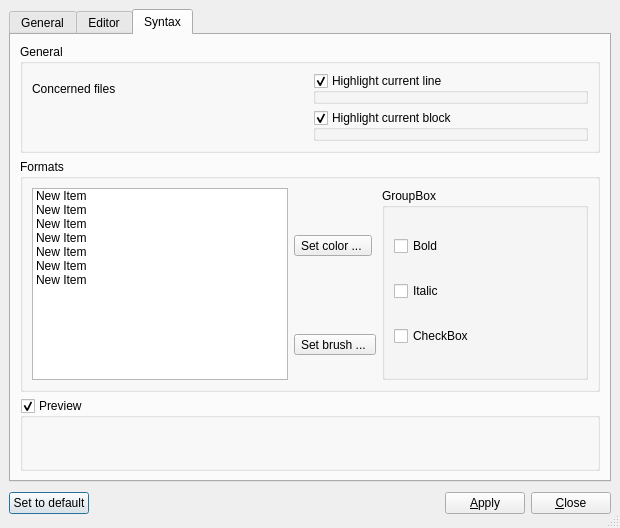
Qt form trunk/src/ui/configdialog.ui (BackupTheBerlios/devqt-svn) before a commit.
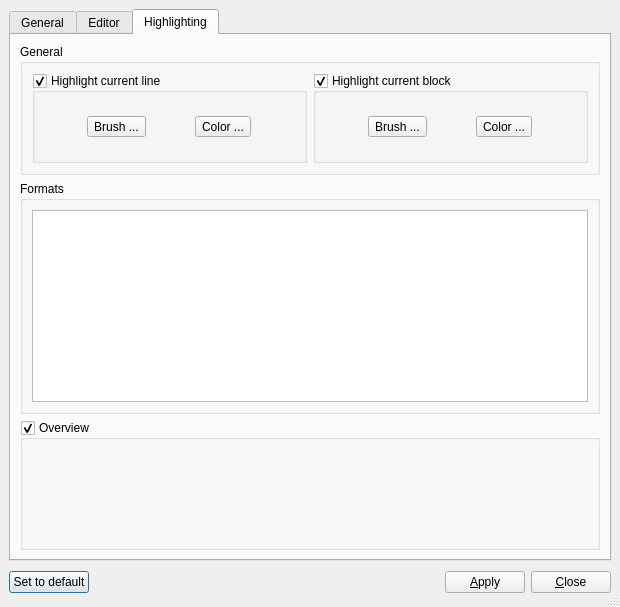
The same form after that commit. The open tabs and pages were chosen to show the change. Icons and pictures are not drawn.

Patch:
```diff
--- a/trunk/src/ui/configdialog.ui
+++ b/trunk/src/ui/configdialog.ui
@@ -9,7 +9,7 @@
     <x>0</x>
     <y>0</y>
     <width>620</width>
-    <height>528</height>
+    <height>607</height>
    </rect>
   </property>
   <property name="windowTitle" >
@@ -520,7 +520,7 @@
      </widget>
      <widget class="QWidget" name="tabSyntax" >
       <attribute name="title" >
-       <string>Syntax</string>
+       <string>Highlighting</string>
       </attribute>
       <layout class="QVBoxLayout" >
        <property name="margin" >
@@ -541,14 +541,7 @@
           <property name="spacing" >
            <number>6</number>
           </property>
-          <item row="0" column="0" >
-           <widget class="QLabel" name="label_6" >
-            <property name="text" >
-             <string>Concerned files</string>
-            </property>
-           </widget>
-          </item>
-          <item row="0" column="1" >
+          <item rowspan="2" row="0" column="0" >
            <widget class="QGroupBox" name="cbLine" >
             <property name="title" >
              <string>Highlight current line</string>
@@ -559,9 +552,31 @@
             <property name="checked" >
              <bool>true</bool>
             </property>
+            <layout class="QGridLayout" >
+             <property name="margin" >
+              <number>9</number>
+             </property>
+             <property name="spacing" >
+              <number>6</number>
+             </property>
+             <item row="0" column="1" >
+              <widget class="QToolButton" name="bLineColor" >
+               <property name="text" >
+                <string>Color ...</string>
+               </property>
+              </widget>
+             </item>
+             <item row="0" column="0" >
+              <widget class="QToolButton" name="bLineBrush" >
+               <property name="text" >
+                <string>Brush ...</string>
+               </property>
+              </widget>
+             </item>
+            </layout>
            </widget>
           </item>
-          <item row="1" column="1" >
+          <item rowspan="2" row="0" column="1" >
            <widget class="QGroupBox" name="cbBlock" >
             <property name="title" >
              <string>Highlight current block</string>
@@ -572,6 +587,28 @@
             <property name="checked" >
              <bool>true</bool>
             </property>
+            <layout class="QGridLayout" >
+             <property name="margin" >
+              <number>9</number>
+             </property>
+             <property name="spacing" >
+              <number>6</number>
+             </property>
+             <item row="0" column="1" >
+              <widget class="QToolButton" name="bBlockColor" >
+               <property name="text" >
+                <string>Color ...</string>
+               </property>
+              </widget>
+             </item>
+             <item row="0" column="0" >
+              <widget class="QToolButton" name="bBlockBrush" >
+               <property name="text" >
+                <string>Brush ...</string>
+               </property>
+              </widget>
+             </item>
+            </layout>
            </widget>
           </item>
          </layout>
@@ -589,110 +626,8 @@
           <property name="spacing" >
            <number>6</number>
           </property>
-          <item row="1" column="1" >
-           <widget class="QToolButton" name="toolButton_2" >
-            <property name="text" >
-             <string>Set brush ... </string>
-            </property>
-           </widget>
-          </item>
-          <item row="0" column="1" >
-           <widget class="QToolButton" name="toolButton" >
-            <property name="text" >
-             <string>Set color ... </string>
-            </property>
-           </widget>
-          </item>
-          <item rowspan="2" row="0" column="2" >
-           <widget class="QGroupBox" name="groupBox_13" >
-            <property name="sizePolicy" >
-             <sizepolicy>
-              <hsizetype>1</hsizetype>
-              <vsizetype>5</vsizetype>
-              <horstretch>0</horstretch>
-              <verstretch>0</verstretch>
-             </sizepolicy>
-            </property>
-            <property name="title" >
-             <string>GroupBox</string>
-            </property>
-            <layout class="QVBoxLayout" >
-             <property name="margin" >
-              <number>9</number>
-             </property>
-             <property name="spacing" >
-              <number>6</number>
-             </property>
-             <item>
-              <widget class="QCheckBox" name="cbBold" >
-               <property name="text" >
-                <string>Bold</string>
-               </property>
-              </widget>
-             </item>
-             <item>
-              <widget class="QCheckBox" name="cbItalic" >
-               <property name="text" >
-                <string>Italic</string>
-               </property>
-              </widget>
-             </item>
-             <item>
-              <widget class="QCheckBox" name="checkBox_3" >
-               <property name="text" >
-                <string>CheckBox</string>
-               </property>
-              </widget>
-             </item>
-            </layout>
-           </widget>
-          </item>
-          <item rowspan="2" row="0" column="0" >
-           <widget class="QListWidget" name="listWidget" >
-            <property name="sizePolicy" >
-             <sizepolicy>
-              <hsizetype>1</hsizetype>
-              <vsizetype>3</vsizetype>
-              <horstretch>0</horstretch>
-              <verstretch>0</verstretch>
-             </sizepolicy>
-            </property>
-            <item>
-             <property name="text" >
-              <string>New Item</string>
-             </property>
-            </item>
-            <item>
-             <property name="text" >
-              <string>New Item</string>
-             </property>
-            </item>
-            <item>
-             <property name="text" >
-              <string>New Item</string>
-             </property>
-            </item>
-            <item>
-             <property name="text" >
-              <string>New Item</string>
-             </property>
-            </item>
-            <item>
-             <property name="text" >
-              <string>New Item</string>
-             </property>
-            </item>
-            <item>
-             <property name="text" >
-              <string>New Item</string>
-             </property>
-            </item>
-            <item>
-             <property name="text" >
-              <string>New Item</string>
-             </property>
-            </item>
-           </widget>
+          <item rowspan="2" row="0" column="1" >
+           <widget class="QListWidget" name="syntaxItems" />
           </item>
          </layout>
         </widget>
@@ -700,12 +635,15 @@
        <item>
         <widget class="QGroupBox" name="groupBox_6" >
          <property name="title" >
-          <string>Preview</string>
+          <string>Overview</string>
          </property>
          <property name="checkable" >
           <bool>true</bool>
          </property>
-         <layout class="QHBoxLayout" >
+         <property name="checked" >
+          <bool>true</bool>
+         </property>
+         <layout class="QGridLayout" >
           <property name="margin" >
            <number>9</number>
           </property>
@@ -771,6 +709,7 @@
    </item>
   </layout>
  </widget>
+ <layoutdefault spacing="2" margin="2" />
  <pixmapfunction></pixmapfunction>
  <resources>
   <include location="../DevEditor.qrc" />
```
Left out of the diff: 8 changed lines with no effect on the pictures.
